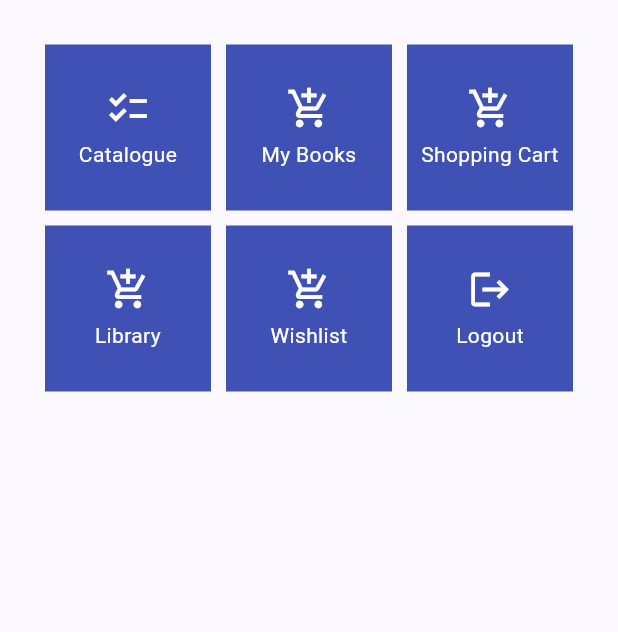
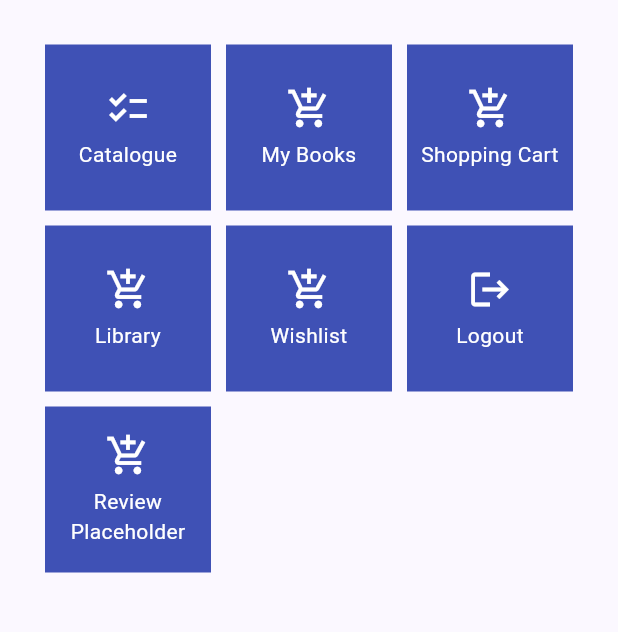
Before and after one commit to PageTurnerInc/PageTurnerMobile, a Flutter app: the MyHomePage screen opened directly, on a phone screen of 412 x 824 dp, the part 179-811 px from its top. Run offline on Flutter 3.47's test engine with Material 2 defaults, Android fonts, the phone set to English and light mode, and no system bars; missing offline and left inert: pbp_django_auth.

Commit message:
Added review module

```diff
--- a/lib/menu/screens/menu.dart
+++ b/lib/menu/screens/menu.dart
@@ -12,6 +12,7 @@ class MyHomePage extends StatelessWidget {
     MenuItem("Library", Colors.indigo, Icons.add_shopping_cart),
     MenuItem("Wishlist", Colors.indigo, Icons.add_shopping_cart),
     MenuItem("Logout", Colors.indigo, Icons.logout),
+    MenuItem("Review Placeholder", Colors.indigo, Icons.add_shopping_cart)
   ];
 
   @override
--- a/lib/menu/widgets/menu_card.dart
+++ b/lib/menu/widgets/menu_card.dart
@@ -1,6 +1,7 @@
 // ignore_for_file: use_build_context_synchronously
 
 import 'package:flutter/material.dart';
+import 'package:page_turner_mobile/review/screens/review_form.dart';
 import 'package:provider/provider.dart';
 import 'package:pbp_django_auth/pbp_django_auth.dart';
 import 'package:page_turner_mobile/menu/screens/login.dart';
@@ -53,6 +54,11 @@ class MenuCard extends StatelessWidget {
 
           }
 
+          else if (item.name == "Review Placeholder") {
+            Navigator.push(context,
+              MaterialPageRoute(builder: (context) => const ReviewFormPage()));
+          }
+
           else if (item.name == "Logout") {
             final response = await request.logout(
               "https://pageturner-c06-tk.pbp.cs.ui.ac.id/auth/logout/"
--- /dev/null
+++ b/lib/review/models/book_rating.dart
@@ -0,0 +1,49 @@
+// To parse this JSON data, do
+//
+//     final bookRating = bookRatingFromJson(jsonString);
+
+import 'dart:convert';
+
+BookRating bookRatingFromJson(String str) => BookRating.fromJson(json.decode(str));
+
+String bookRatingToJson(BookRating data) => json.encode(data.toJson());
+
+class BookRating {
+    String model;
+    int pk;
+    Fields fields;
+
+    BookRating({
+        required this.model,
+        required this.pk,
+        required this.fields,
+    });
+
+    factory BookRating.fromJson(Map<String, dynamic> json) => BookRating(
+        model: json["model"],
+        pk: json["pk"],
+        fields: Fields.fromJson(json["fields"]),
+    );
+
+    Map<String, dynamic> toJson() => {
+        "model": model,
+        "pk": pk,
+        "fields": fields.toJson(),
+    };
+}
+
+class Fields {
+    double rating;
+
+    Fields({
+        required this.rating,
+    });
+
+    factory Fields.fromJson(Map<String, dynamic> json) => Fields(
+        rating: json["rating"]?.toDouble(),
+    );
+
+    Map<String, dynamic> toJson() => {
+        "rating": rating,
+    };
+}
--- /dev/null
+++ b/lib/review/models/review.dart
@@ -0,0 +1,69 @@
+// To parse this JSON data, do
+//
+//     final review = reviewFromJson(jsonString);
+
+import 'dart:convert';
+
+Review reviewFromJson(String str) => Review.fromJson(json.decode(str));
+
+String reviewToJson(Review data) => json.encode(data.toJson());
+
+class Review {
+    String model;
+    int pk;
+    Fields fields;
+
+    Review({
+        required this.model,
+        required this.pk,
+        required this.fields,
+    });
+
+    factory Review.fromJson(Map<String, dynamic> json) => Review(
+        model: json["model"],
+        pk: json["pk"],
+        fields: Fields.fromJson(json["fields"]),
+    );
+
+    Map<String, dynamic> toJson() => {
+        "model": model,
+        "pk": pk,
+        "fields": fields.toJson(),
+    };
+}
+
+class Fields {
+    int user;
+    int book;
+    String reviewer;
+    String comment;
+    int rating;
+    DateTime date;
+
+    Fields({
+        required this.user,
+        required this.book,
+        required this.reviewer,
+        required this.comment,
+        required this.rating,
+        required this.date,
+    });
+
+    factory Fields.fromJson(Map<String, dynamic> json) => Fields(
+        user: json["user"],
+        book: json["book"],
+        reviewer: json["reviewer"],
+        comment: json["comment"],
+        rating: json["rating"],
+        date: DateTime.parse(json["date"]),
+    );
+
+    Map<String, dynamic> toJson() => {
+        "user": user,
+        "book": book,
+        "reviewer": reviewer,
+        "comment": comment,
+        "rating": rating,
+        "date": date.toIso8601String(),
+    };
+}
```
Also changed, not shown: lib/review/screens/review_form.dart (added, +35 -0 lines).
